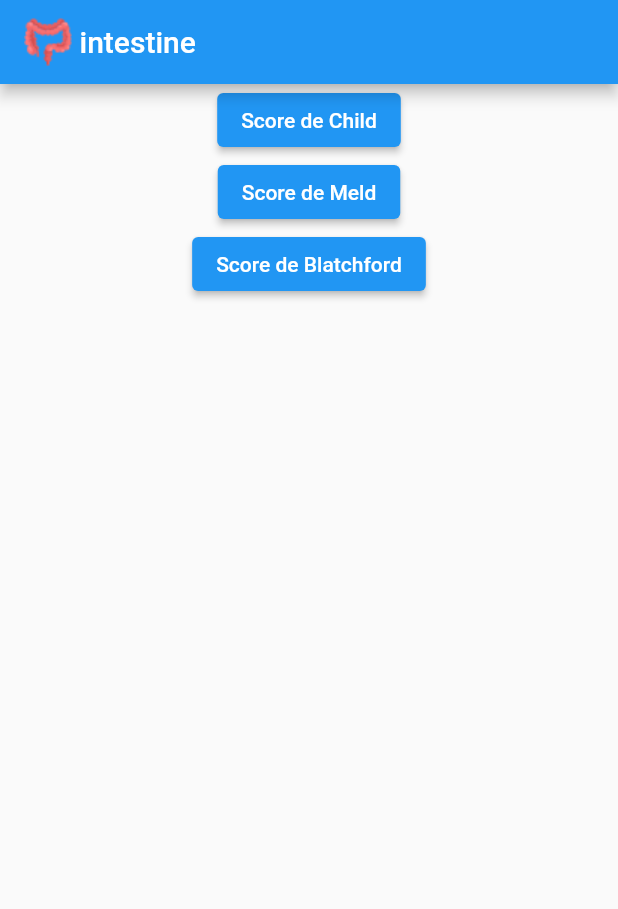
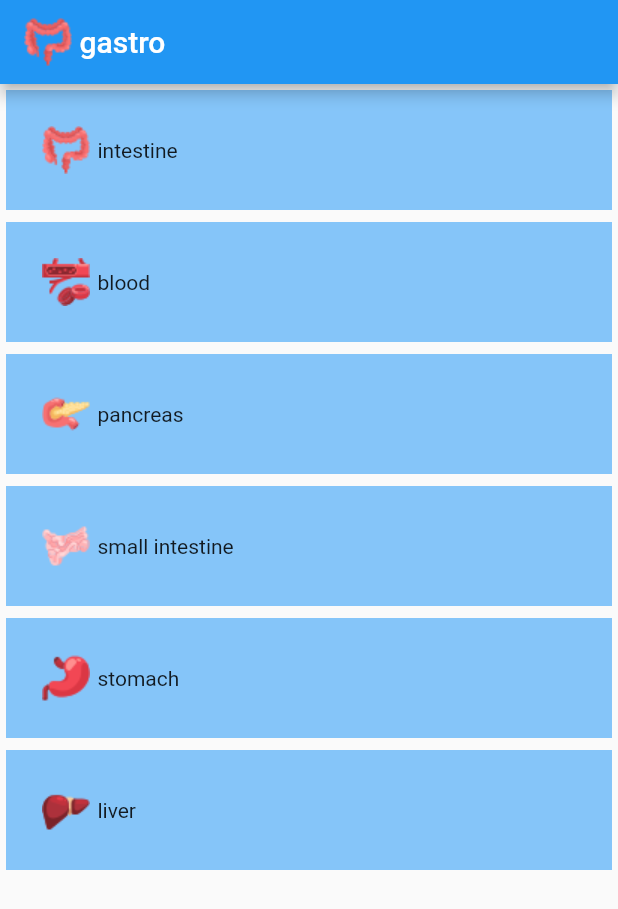
Before and after one commit to IPreferWater/gaby, a Flutter app: the screen it shows after launch, on a phone screen of 412 x 824 dp. Shown: the top 909 px of the screen. Run offline on Flutter 3.47's test engine with Material 2 defaults, Android fonts, the phone set to English and light mode, and no system bars.

Commit message:
feat(dev): add categories for gastro

```diff
--- a/lib/gastro/screen_categories/intestine.dart
+++ b/lib/gastro/screen_categories/intestine.dart
@@ -7,6 +7,7 @@ class Intestine extends StatelessWidget {
   @override
   Widget build(BuildContext context) {
     return Scaffold(
+      appBar: AppBar(title: const Text("Intestine")),
         body: Column(children: [
       Center(
         child: ElevatedButton(
--- a/lib/gastro_categories.dart
+++ b/lib/gastro_categories.dart
@@ -1,6 +1,7 @@
 import 'package:flutter/material.dart';
 import 'package:gaby/blatchford_score.dart';
 import 'package:gaby/child_score.dart';
+import 'package:gaby/gastro/screen_categories/intestine.dart';
 import 'package:gaby/meld_score.dart';
 
 class CategoriesScreen extends StatelessWidget {
@@ -8,32 +9,98 @@ class CategoriesScreen extends StatelessWidget {
   Widget build(BuildContext context) {
     return Scaffold(
       body: Column(children: [
-        Center(
-          child: ElevatedButton(
-            onPressed: () {
-              Navigator.push(context,
-                  MaterialPageRoute(builder: (context) => ChildScore()));
-            },
-            child: const Text('Score de Child'),
+        InkWell(
+          child: Container(
+            padding: EdgeInsets.all(24),
+            margin: EdgeInsets.all(4),
+            color: Color.fromARGB(255, 133, 197, 249),
+            child: Row(
+              children: [
+                Image.asset("assets/intestine.png"),
+                SizedBox(width: 5),
+                Text("intestine"),
+              ],
+            ),
           ),
+          onTap: () {
+            Navigator.push(
+                context, MaterialPageRoute(builder: (context) => Intestine()));
+          },
         ),
-        Center(
-          child: ElevatedButton(
-            onPressed: () {
-              Navigator.push(context,
-                  MaterialPageRoute(builder: (context) => MeldScore()));
-            },
-            child: const Text('Score de Meld'),
+        InkWell(
+          child: Container(
+            padding: EdgeInsets.all(24),
+            margin: EdgeInsets.all(4),
+            color: Color.fromARGB(255, 133, 197, 249),
+            child: Row(
+              children: [
+                Image.asset("assets/blood-cells.png"),
+                SizedBox(width: 5),
+                Text("blood"),
+              ],
+            ),
           ),
+          onTap: () {},
         ),
-                Center(
-          child: ElevatedButton(
-            onPressed: () {
-              Navigator.push(context,
-                  MaterialPageRoute(builder: (context) => BlatchfordScore()));
-            },
-            child: const Text('Score de Blatchford'),
+        InkWell(
+          child: Container(
+            padding: EdgeInsets.all(24),
+            margin: EdgeInsets.all(4),
+            color: Color.fromARGB(255, 133, 197, 249),
+            child: Row(
+              children: [
+                Image.asset("assets/pancreas.png"),
+                SizedBox(width: 5),
+                Text("pancreas"),
+              ],
+            ),
           ),
+          onTap: () {},
+        ),
+        InkWell(
+          child: Container(
+            padding: EdgeInsets.all(24),
+            margin: EdgeInsets.all(4),
+            color: Color.fromARGB(255, 133, 197, 249),
+            child: Row(
+              children: [
+                Image.asset("assets/small-intestine.png"),
+                SizedBox(width: 5),
+                Text("small intestine"),
+              ],
+            ),
+          ),
+          onTap: () {},
+        ),
+        InkWell(
+          child: Container(
+            padding: EdgeInsets.all(24),
+            margin: EdgeInsets.all(4),
+            color: Color.fromARGB(255, 133, 197, 249),
+            child: Row(
+              children: [
+                Image.asset("assets/stomach.png"),
+                SizedBox(width: 5),
+                Text("stomach"),
+              ],
+            ),
+          ),
+          onTap: () {},
+        ),
+        InkWell(
+          child: Container(
+            padding: EdgeInsets.all(24),
+            margin: EdgeInsets.all(4),
+            color: Color.fromARGB(255, 133, 197, 249),
+            child: Row(
+              children: [
+                Image.asset("assets/liver.png"),
+                SizedBox(width: 5),
+                Text("liver"),
+              ],
+            ),
+          ),
+          onTap: () {},
         )
       ]),
     );
--- a/lib/main.dart
+++ b/lib/main.dart
@@ -25,7 +25,7 @@ class MyApp extends StatelessWidget {
               children: [
                 Image.asset("assets/intestine.png"),
                 SizedBox(width: 5),
-                Text("intestine"),
+                Text("gastro"),
               ],
             )),
             body: CategoriesScreen()));
--- a/pubspec.yaml
+++ b/pubspec.yaml
@@ -59,7 +59,7 @@ flutter:
 
   # To add assets to your application, add an assets section, like this:
   assets:
-   - assets/intestine.png
+   - assets/
   #   - images/a_dot_ham.jpeg
 
   # An image asset can refer to one or more resolution-specific "variants", see
```
